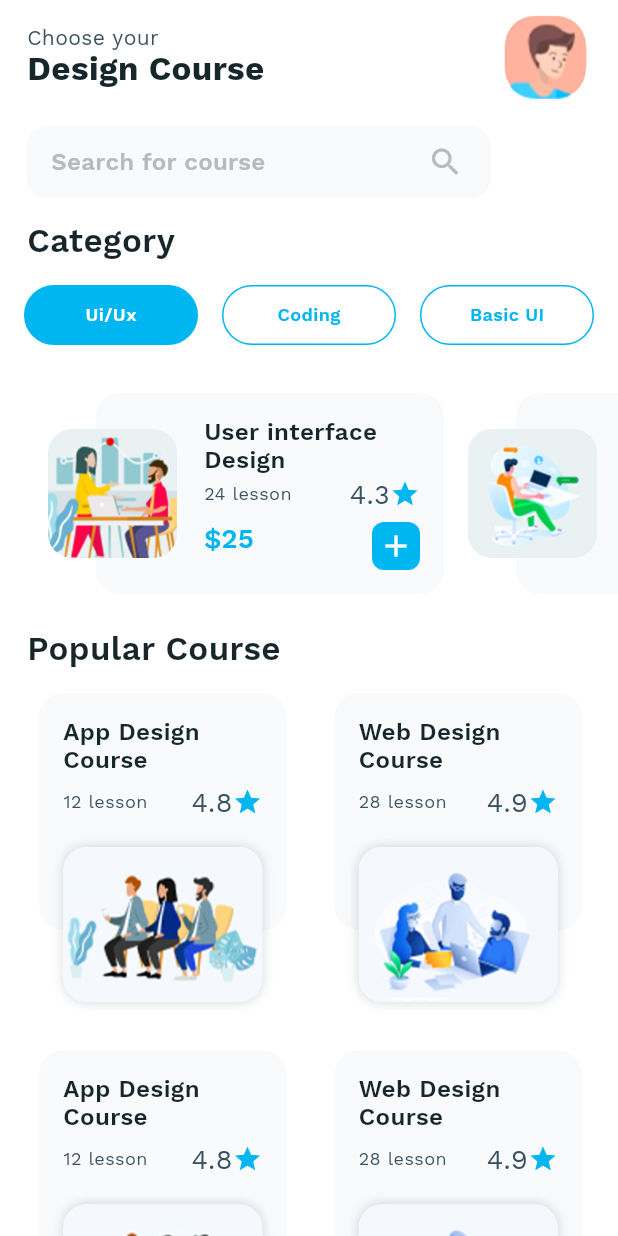
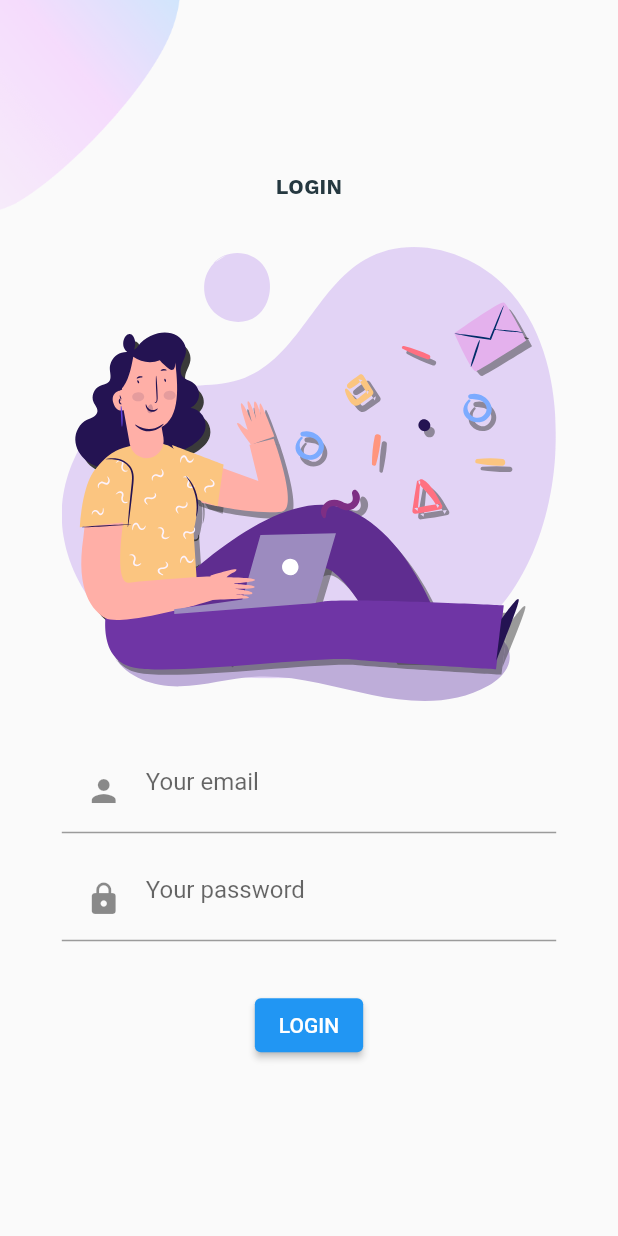
Before and after one commit to dedyksuntoro/nurse-psc, a Flutter app: the screen it shows after launch, on a phone screen of 412 x 824 dp. Run offline on Flutter 3.47's test engine with Material 2 defaults, Android fonts, the phone set to English and light mode, and no system bars; our stand-ins replace flutter_svg.

Commit message:
Layouting

```diff
--- /dev/null
+++ b/lib/Login/components/login_form.dart
@@ -0,0 +1,82 @@
+import 'package:flutter/material.dart';
+import 'package:nurse_psc/design_course/home_design_course.dart';
+
+import '../../../components/already_have_an_account_acheck.dart';
+import '../../../constants.dart';
+// import '../../Signup/signup_screen.dart';
+
+class LoginForm extends StatelessWidget {
+  const LoginForm({
+    Key? key,
+  }) : super(key: key);
+
+  @override
+  Widget build(BuildContext context) {
+    return Form(
+      child: Column(
+        children: [
+          TextFormField(
+            keyboardType: TextInputType.emailAddress,
+            textInputAction: TextInputAction.next,
+            cursorColor: kPrimaryColor,
+            onSaved: (email) {},
+            decoration: const InputDecoration(
+              hintText: "Your email",
+              prefixIcon: Padding(
+                padding: EdgeInsets.all(defaultPadding),
+                child: Icon(Icons.person),
+              ),
+            ),
+          ),
+          Padding(
+            padding: const EdgeInsets.symmetric(vertical: defaultPadding),
+            child: TextFormField(
+              textInputAction: TextInputAction.done,
+              obscureText: true,
+              cursorColor: kPrimaryColor,
+              decoration: const InputDecoration(
+                hintText: "Your password",
+                prefixIcon: Padding(
+                  padding: EdgeInsets.all(defaultPadding),
+                  child: Icon(Icons.lock),
+                ),
+              ),
+            ),
+          ),
+          const SizedBox(height: defaultPadding),
+          Hero(
+            tag: "login_btn",
+            child: ElevatedButton(
+              onPressed: () {
+                Navigator.push(
+                  context,
+                  MaterialPageRoute(
+                    builder: (context) {
+                      return DesignCourseHomeScreen();
+                    },
+                  ),
+                );
+              },
+              child: Text(
+                "Login".toUpperCase(),
+              ),
+            ),
+          ),
+          // const SizedBox(height: defaultPadding),
+          // AlreadyHaveAnAccountCheck(
+          //   press: () {
+          //     // Navigator.push(
+          //     //   context,
+          //     //   MaterialPageRoute(
+          //     //     builder: (context) {
+          //     //       return const SignUpScreen();
+          //     //     },
+          //     //   ),
+          //     // );
+          //   },
+          // ),
+        ],
+      ),
+    );
+  }
+}
--- /dev/null
+++ b/lib/Login/components/login_screen_top_image.dart
@@ -0,0 +1,34 @@
+import 'package:flutter/material.dart';
+import 'package:flutter_svg/flutter_svg.dart';
+
+import '../../../constants.dart';
+
+class LoginScreenTopImage extends StatelessWidget {
+  const LoginScreenTopImage({
+    Key? key,
+  }) : super(key: key);
+
+  @override
+  Widget build(BuildContext context) {
+    return Column(
+      children: [
+        const Text(
+          "LOGIN",
+          style: TextStyle(fontWeight: FontWeight.bold),
+        ),
+        const SizedBox(height: defaultPadding * 2),
+        Row(
+          children: [
+            const Spacer(),
+            Expanded(
+              flex: 8,
+              child: SvgPicture.asset("assets/icons/login.svg"),
+            ),
+            const Spacer(),
+          ],
+        ),
+        const SizedBox(height: defaultPadding * 2),
+      ],
+    );
+  }
+}
--- /dev/null
+++ b/lib/Login/login_screen.dart
@@ -0,0 +1,65 @@
+import 'package:flutter/material.dart';
+import 'package:nurse_psc/responsive.dart';
+
+import '../../components/background.dart';
+import 'components/login_form.dart';
+import 'components/login_screen_top_image.dart';
+
+class LoginScreen extends StatelessWidget {
+  const LoginScreen({Key? key}) : super(key: key);
+
+  @override
+  Widget build(BuildContext context) {
+    return const Background(
+      child: SingleChildScrollView(
+        child: Responsive(
+          mobile: MobileLoginScreen(),
+          desktop: Row(
+            children: [
+              Expanded(
+                child: LoginScreenTopImage(),
+              ),
+              Expanded(
+                child: Row(
+                  mainAxisAlignment: MainAxisAlignment.center,
+                  children: [
+                    SizedBox(
+                      width: 450,
+                      child: LoginForm(),
+                    ),
+                  ],
+                ),
+              ),
+            ],
+          ),
+        ),
+      ),
+    );
+  }
+}
+
+class MobileLoginScreen extends StatelessWidget {
+  const MobileLoginScreen({
+    Key? key,
+  }) : super(key: key);
+
+  @override
+  Widget build(BuildContext context) {
+    return const Column(
+      mainAxisAlignment: MainAxisAlignment.center,
+      children: <Widget>[
+        LoginScreenTopImage(),
+        Row(
+          children: [
+            Spacer(),
+            Expanded(
+              flex: 8,
+              child: LoginForm(),
+            ),
+            Spacer(),
+          ],
+        ),
+      ],
+    );
+  }
+}
--- /dev/null
+++ b/lib/components/already_have_an_account_acheck.dart
@@ -0,0 +1,35 @@
+import 'package:flutter/material.dart';
+import 'package:nurse_psc/constants.dart';
+
+class AlreadyHaveAnAccountCheck extends StatelessWidget {
+  final bool login;
+  final Function? press;
+  const AlreadyHaveAnAccountCheck({
+    Key? key,
+    this.login = true,
+    required this.press,
+  }) : super(key: key);
+
+  @override
+  Widget build(BuildContext context) {
+    return Row(
+      mainAxisAlignment: MainAxisAlignment.center,
+      children: <Widget>[
+        Text(
+          login ? "Don’t have an Account ? " : "Already have an Account ? ",
+          style: const TextStyle(color: kPrimaryColor),
+        ),
+        GestureDetector(
+          onTap: press as void Function()?,
+          child: Text(
+            login ? "Sign Up" : "Sign In",
+            style: const TextStyle(
+              color: kPrimaryColor,
+              fontWeight: FontWeight.bold,
+            ),
+          ),
+        )
+      ],
+    );
+  }
+}
--- /dev/null
+++ b/lib/components/background.dart
@@ -0,0 +1,43 @@
+import 'package:flutter/material.dart';
+
+class Background extends StatelessWidget {
+  final Widget child;
+  const Background({
+    Key? key,
+    required this.child,
+    this.topImage = "assets/images/main_top.png",
+    this.bottomImage = "assets/images/login_bottom.png",
+  }) : super(key: key);
+
+  final String topImage, bottomImage;
+
+  @override
+  Widget build(BuildContext context) {
+    return Scaffold(
+      resizeToAvoidBottomInset: false,
+      body: SizedBox(
+        width: double.infinity,
+        height: MediaQuery.of(context).size.height,
+        child: Stack(
+          alignment: Alignment.center,
+          children: <Widget>[
+            Positioned(
+              top: 0,
+              left: 0,
+              child: Image.asset(
+                topImage,
+                width: 120,
+              ),
+            ),
+            // Positioned(
+            //   bottom: 0,
+            //   right: 0,
+            //   child: Image.asset(bottomImage, width: 120),
+            // ),
+            SafeArea(child: child),
+          ],
+        ),
+      ),
+    );
+  }
+}
--- /dev/null
+++ b/lib/constants.dart
@@ -0,0 +1,6 @@
+import 'package:flutter/material.dart';
+
+const kPrimaryColor = Color(0xFF6F35A5);
+const kPrimaryLightColor = Color(0xFFF1E6FF);
+
+const double defaultPadding = 16.0;
--- a/lib/main.dart
+++ b/lib/main.dart
@@ -1,4 +1,5 @@
 import 'dart:io';
+import 'package:nurse_psc/Login/login_screen.dart';
 import 'package:nurse_psc/app_theme.dart';
 import 'package:flutter/material.dart';
 import 'package:flutter/services.dart';
@@ -34,7 +35,8 @@ class MyApp extends StatelessWidget {
         textTheme: AppTheme.textTheme,
         platform: TargetPlatform.iOS,
       ),
-      home: DesignCourseHomeScreen(),
+      home: const LoginScreen(),
+      // home: DesignCourseHomeScreen(),
     );
   }
 }
--- /dev/null
+++ b/lib/responsive.dart
@@ -0,0 +1,36 @@
+import 'package:flutter/material.dart';
+
+class Responsive extends StatelessWidget {
+  final Widget mobile;
+  final Widget? tablet;
+  final Widget desktop;
+
+  const Responsive({
+    Key? key,
+    required this.mobile,
+    this.tablet,
+    required this.desktop,
+  }) : super(key: key);
+
+  static bool isMobile(BuildContext context) =>
+      MediaQuery.of(context).size.width < 576;
+
+  static bool isTablet(BuildContext context) =>
+      MediaQuery.of(context).size.width >= 576 &&
+      MediaQuery.of(context).size.width <= 992;
+
+  static bool isDesktop(BuildContext context) =>
+      MediaQuery.of(context).size.width > 992;
+
+  @override
+  Widget build(BuildContext context) {
+    final Size size = MediaQuery.of(context).size;
+    if (size.width > 992) {
+      return desktop;
+    } else if (size.width >= 576 && tablet != null) {
+      return tablet!;
+    } else {
+      return mobile;
+    }
+  }
+}
--- a/pubspec.yaml
+++ b/pubspec.yaml
@@ -39,6 +39,7 @@ dependencies:
   flutter_rating_bar: ^4.0.1
   intl: ^0.17.0
   animations: ^2.0.3
+  flutter_svg: ^1.1.0
 
 dev_dependencies:
   flutter_test:
@@ -65,6 +66,7 @@ flutter:
   # To add assets to your application, add an assets section, like this:
   assets:
       - assets/images/
+      - assets/icons/
       - assets/design_course/
       - assets/fitness_app/
       - assets/hotel/
```
Also changed, not shown: assets/icons/chat.svg (added), assets/icons/facebook.svg (added), assets/icons/google-plus.svg (added), assets/icons/login.svg (added), assets/icons/signup.svg (added), assets/icons/twitter.svg (added), assets/images/login_bottom.png (added), assets/images/main_bottom.png (added), assets/images/main_top.png (added), assets/images/signup_top.png (added), pubspec.lock.
